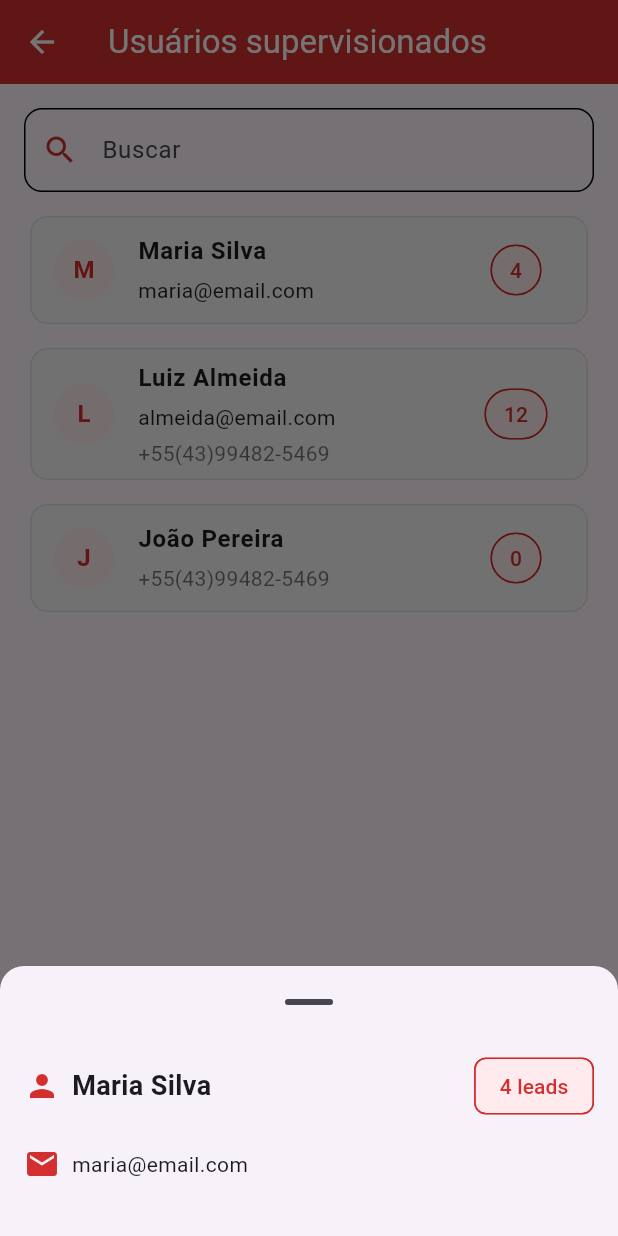
After one commit to NakamuraFelipe/Jornada, a Flutter app: the UsuariosSupervisionados screen opened directly, after a tap on an icon or button, on a phone screen of 412 x 824 dp. The commit adds this screen. Run offline on Flutter 3.47's test engine with Material 3 defaults, Android fonts, the phone set to English and light mode, and no system bars; our stand-ins replace shared_preferences; accounts and stored records are empty.

Commit message:
tela gestor gabriel

```diff
--- /dev/null
+++ b/devtools_options.yaml
@@ -0,0 +1,3 @@
+description: This file stores settings for Dart & Flutter DevTools.
+documentation: https://docs.flutter.dev/tools/devtools/extensions#configure-extension-enablement-states
+extensions:
--- a/lib/app_widget.dart
+++ b/lib/app_widget.dart
@@ -1,6 +1,6 @@
 import 'package:flutter/material.dart';
 // ignore: unused_import
-import 'package:teste/Login_page.dart';
+import 'package:teste/login_page.dart';
 import 'package:teste/app_controler.dart';
 import 'package:teste/buscar_lead.dart';
 import 'package:teste/criar_leads.dart';
--- /dev/null
+++ b/lib/usuarios_supervisionados.dart
@@ -0,0 +1,286 @@
+import 'package:flutter/material.dart';
+
+const kPrimary = Color(0xFFD32F2F);
+
+class UsuariosSupervisionados extends StatefulWidget {
+  const UsuariosSupervisionados({super.key});
+
+  @override
+  State<UsuariosSupervisionados> createState() => _UsuariosSupervisionadosState();
+}
+
+class _UsuariosSupervisionadosState extends State<UsuariosSupervisionados> {
+  final _buscaCtrl = TextEditingController();
+
+  // ==== DADOS DE EXEMPLO ====
+  final List<_SampleUsuarioSupervisionado> _itens = [
+    _SampleUsuarioSupervisionado(
+      nome: 'Maria Silva',
+      email: 'maria@email.com',
+      totalLeads: 4,
+    ),
+    _SampleUsuarioSupervisionado(
+      nome: 'Luiz Almeida',
+      email: 'almeida@email.com',
+      telefone: '+55(43)99482-5469',
+      totalLeads: 12,
+    ),
+    _SampleUsuarioSupervisionado(
+      nome: 'João Pereira',
+      telefone: '+55(43)99482-5469',
+      totalLeads: 0,
+    ),
+  ];
+  // ==========================
+
+  @override
+  void dispose() {
+    _buscaCtrl.dispose();
+    super.dispose();
+  }
+
+  // FILTRO DE BUSCA
+  bool _match(_SampleUsuarioSupervisionado u, String query) {
+    if (query.trim().isEmpty) return true;
+
+    final q = query.toLowerCase().trim();
+
+    return u.nome.toLowerCase().contains(q) ||
+        (u.email ?? '').toLowerCase().contains(q) ||
+        (u.telefone ?? '').toLowerCase().contains(q);
+  }
+
+  // MOSTRAR DETALHES
+  void _mostrarDetalhes(_SampleUsuarioSupervisionado u) {
+    showModalBottomSheet(
+      context: context,
+      showDragHandle: true,
+      shape: const RoundedRectangleBorder(
+        borderRadius: BorderRadius.vertical(top: Radius.circular(16)),
+      ),
+      builder: (ctx) => Padding(
+        padding: const EdgeInsets.fromLTRB(16, 8, 16, 24),
+        child: Column(
+          mainAxisSize: MainAxisSize.min,
+          crossAxisAlignment: CrossAxisAlignment.start,
+          children: [
+            Row(
+              children: [
+                const Icon(Icons.person, color: kPrimary),
+                const SizedBox(width: 8),
+                Expanded(
+                  child: Text(
+                    u.nome,
+                    style: const TextStyle(
+                      fontSize: 18,
+                      fontWeight: FontWeight.w600,
+                    ),
+                  ),
+                ),
+
+                // CHIP COM TOTAL DE LEADS
+                Chip(
+                  label: Text("${u.totalLeads} leads"),
+                  backgroundColor: const Color(0xFFFFEBEE),
+                  labelStyle: const TextStyle(color: kPrimary),
+                  side: const BorderSide(color: kPrimary),
+                ),
+              ],
+            ),
+
+            const SizedBox(height: 16),
+
+            if ((u.email ?? '').isNotEmpty) ...[
+              Row(
+                children: [
+                  const Icon(Icons.email, color: kPrimary),
+                  const SizedBox(width: 8),
+                  Expanded(
+                    child: Text(u.email!),
+                  ),
+                ],
+              ),
+              const SizedBox(height: 12),
+            ],
+
+            if ((u.telefone ?? '').isNotEmpty) ...[
+              Row(
+                children: [
+                  const Icon(Icons.phone, color: kPrimary),
+                  const SizedBox(width: 8),
+                  Expanded(
+                    child: Text(u.telefone!),
+                  ),
+                ],
+              ),
+              const SizedBox(height: 12),
+            ],
+          ],
+        ),
+      ),
+    );
+  }
+
+  @override
+  Widget build(BuildContext context) {
+    final themeInputBorder = OutlineInputBorder(
+      borderRadius: BorderRadius.circular(12),
+      borderSide: const BorderSide(color: Colors.black),
+    );
+
+    final itensFiltrados = _itens.where((u) => _match(u, _buscaCtrl.text)).toList();
+
+    return GestureDetector(
+      onTap: () => FocusScope.of(context).unfocus(),
+      child: Scaffold(
+        appBar: AppBar(
+          title: const Text("Usuários supervisionados"),
+          backgroundColor: kPrimary,
+          foregroundColor: Colors.white,
+        ),
+
+        floatingActionButton: FloatingActionButton.extended(
+          backgroundColor: kPrimary,
+          foregroundColor: Colors.white,
+          icon: const Icon(Icons.add),
+          label: const Text("Cadastrar usuário"),
+          onPressed: () {},
+        ),
+
+        body: Padding(
+          padding: const EdgeInsets.all(16.0),
+          child: Column(
+            children: [
+              TextField(
+                controller: _buscaCtrl,
+                onChanged: (_) => setState(() {}),
+                decoration: InputDecoration(
+                  labelText: 'Buscar',
+                  hintText: 'Nome, email ou telefone...',
+                  prefixIcon: const Icon(Icons.search, color: kPrimary),
+                  enabledBorder: themeInputBorder,
+                  focusedBorder: themeInputBorder.copyWith(
+                    borderSide: const BorderSide(color: kPrimary, width: 2),
+                  ),
+                ),
+              ),
+
+              const SizedBox(height: 12),
+
+              Expanded(
+                child: itensFiltrados.isEmpty
+                    ? const _EmptyState()
+                    : ListView.separated(
+                        itemCount: itensFiltrados.length,
+                        separatorBuilder: (_, __) => const SizedBox(height: 8),
+                        itemBuilder: (context, index) {
+                          final u = itensFiltrados[index];
+
+                          return Card(
+                            elevation: 0,
+                            color: const Color(0xFFF7F7F7),
+                            shape: RoundedRectangleBorder(
+                              borderRadius: BorderRadius.circular(12),
+                              side: const BorderSide(color: Color(0xFFE0E0E0)),
+                            ),
+                            child: ListTile(
+                              onTap: () => _mostrarDetalhes(u),
+
+                              leading: CircleAvatar(
+                                backgroundColor: const Color(0xFFFFEBEE),
+                                child: Text(
+                                  u.nome.characters.first.toUpperCase(),
+                                  style: const TextStyle(
+                                    color: kPrimary,
+                                    fontWeight: FontWeight.bold,
+                                  ),
+                                ),
+                              ),
+
+                              title: Text(
+                                u.nome,
+                                style: const TextStyle(fontWeight: FontWeight.w600),
+                              ),
+
+                              subtitle: Column(
+                                crossAxisAlignment: CrossAxisAlignment.start,
+                                children: [
+                                  if ((u.email ?? '').isNotEmpty) ...[
+                                    const SizedBox(height: 4),
+                                    Text(u.email!, style: const TextStyle(color: Colors.black87)),
+                                  ],
+                                  if ((u.telefone ?? '').isNotEmpty) ...[
+                                    const SizedBox(height: 4),
+                                    Text(u.telefone!, style: const TextStyle(color: Colors.black54)),
+                                  ],
+                                ],
+                              ),
+
+                              trailing: Chip(
+                                label: Text("${u.totalLeads}"),
+                                padding: const EdgeInsets.symmetric(horizontal: 4, vertical: 0,),
+                                backgroundColor: const Color(0xFFFFEBEE),
+                                labelStyle: const TextStyle(color: kPrimary),
+                                  shape: RoundedRectangleBorder(
+                                    borderRadius: BorderRadius.circular(20),
+                                    side: const BorderSide(color: Color(0xFFE0E0E0)),
+                                  ),
+                                side: const BorderSide(color: kPrimary),
+                              ),
+                            ),
+                          );
+                        },
+                      ),
+              ),
+            ],
+          ),
+        ),
+      ),
+    );
+  }
+}
+
+// ============================
+// CLASSE DO USUÁRIO EXEMPLO
+// ============================
+class _SampleUsuarioSupervisionado {
+  final String nome;
+  final String? foto;
+  final String? telefone;
+  final String? email;
+
+  // Quantos leads esse usuário tem
+  final int totalLeads;
+
+  _SampleUsuarioSupervisionado({
+    required this.nome,
+    this.foto,
+    this.telefone,
+    this.email,
+    this.totalLeads = 0,
+  });
+}
+
+// ============================
+// ESTADO QUANDO A LISTA ESTÁ VAZIA
+// ============================
+class _EmptyState extends StatelessWidget {
+  const _EmptyState();
+
+  @override
+  Widget build(BuildContext context) {
+    return const Center(
+      child: Column(
+        mainAxisAlignment: MainAxisAlignment.center,
+        children: [
+          Icon(Icons.inbox, size: 72, color: Colors.black26),
+          SizedBox(height: 12),
+          Text(
+            'Nenhum usuário encontrado.',
+            style: TextStyle(fontSize: 16, color: Colors.black54),
+          ),
+        ],
+      ),
+    );
+  }
+}
```
